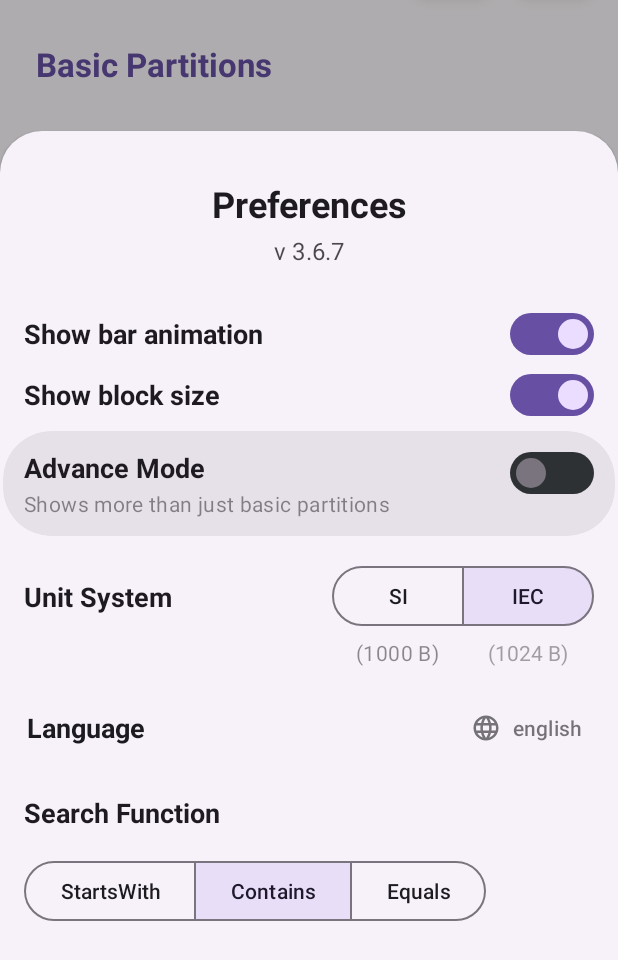
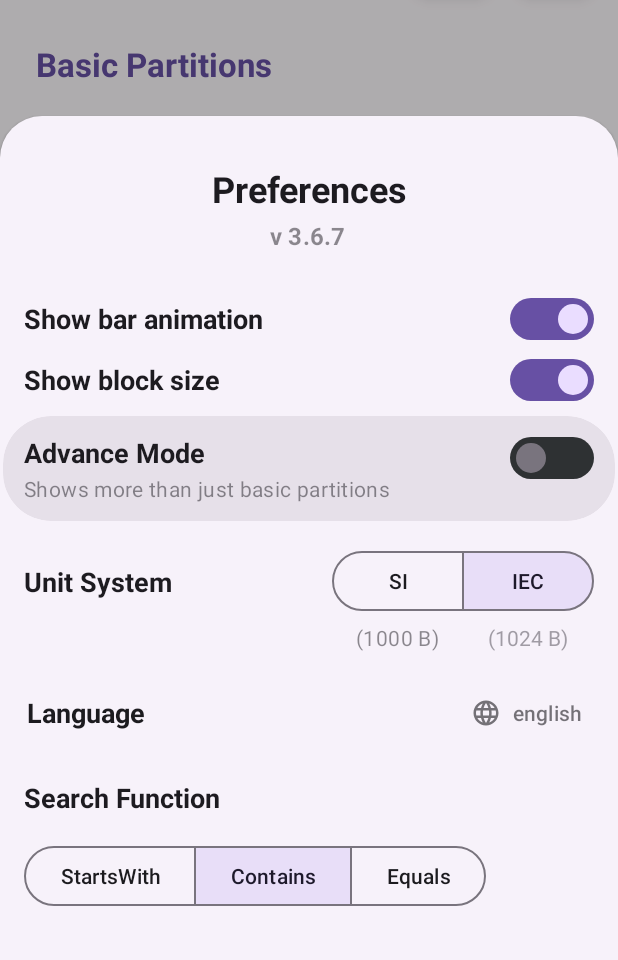
Before and after one commit to DrHowdyDoo/DiskInfo, an Android app: the screen it shows after launch (MainActivity), after a tap on an icon or button, on a phone screen of 412 x 824 dp, the part 276-1236 px from its top. Run offline under Robolectric (Android 15) with nearby library versions, the phone set to English and light mode, and no system bars; libraries missing offline, so code that uses them is left out: me.zhanghai.android; 5 statements that could not run were skipped.

Commit message:
ui improvements

```diff
--- a/app/src/main/res/layout/settings_bottom_sheet_layout.xml
+++ b/app/src/main/res/layout/settings_bottom_sheet_layout.xml
@@ -2,7 +2,7 @@
 <androidx.core.widget.NestedScrollView xmlns:android="http://schemas.android.com/apk/res/android"
     xmlns:app="http://schemas.android.com/apk/res-auto"
     android:layout_width="match_parent"
-    android:paddingBottom="22dp"
+    android:paddingBottom="32dp"
     android:paddingTop="32dp"
     android:clipToPadding="false"
     android:layout_height="wrap_content">
@@ -30,8 +30,10 @@
             android:layout_height="wrap_content"
             android:gravity="center"
             android:layout_marginTop="4dp"
+            android:layout_marginEnd="4dp"
             android:textAppearance="?attr/textAppearanceSubtitle1"
-            android:alpha="0.8"
+            android:textStyle="bold"
+            android:alpha="0.5"
             app:layout_constraintEnd_toEndOf="@+id/txtView_title"
             app:layout_constraintStart_toStartOf="@+id/txtView_title"
             app:layout_constraintTop_toBottomOf="@+id/txtView_title" />
```
